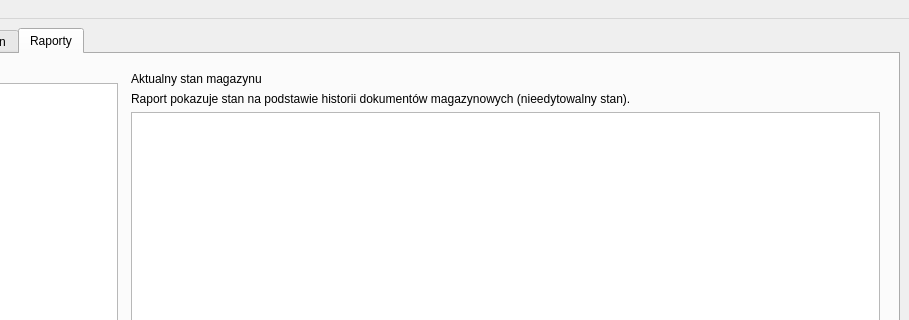
Qt form mainwindow.ui (LukasZaw/company-manager-qt) before a commit; both pictures show x 222 to 1131 and y 0 to 320 of the 1131 by 707 pixel window.
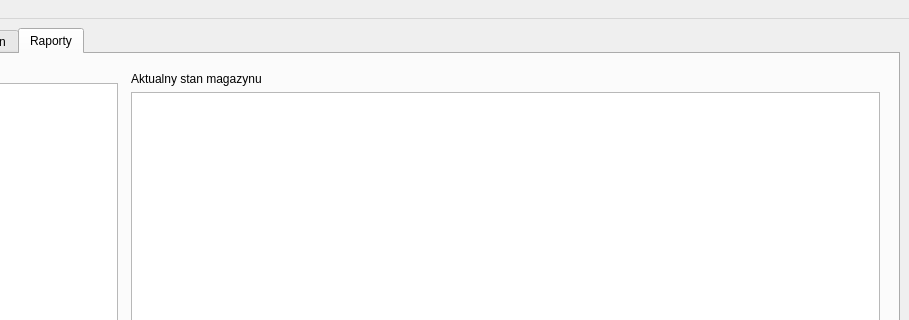
The same form after that commit. The open tabs and pages were chosen to show the change.

What changed in the file:
```diff
--- a/mainwindow.ui
+++ b/mainwindow.ui
@@ -694,16 +694,6 @@
                 </property>
                </widget>
               </item>
-              <item>
-               <widget class="QLabel" name="currentStockDescriptionLabel">
-                <property name="text">
-                 <string>Raport pokazuje stan na podstawie historii dokumentów magazynowych (nieedytowalny stan).</string>
-                </property>
-                <property name="wordWrap">
-                 <bool>true</bool>
-                </property>
-               </widget>
-              </item>
               <item>
                <widget class="QTableView" name="currentStockTableView"/>
               </item>
```
Left out of the diff: 2 changed lines with no effect on the pictures. Lines whose indentation alone changed are shown as unchanged.
